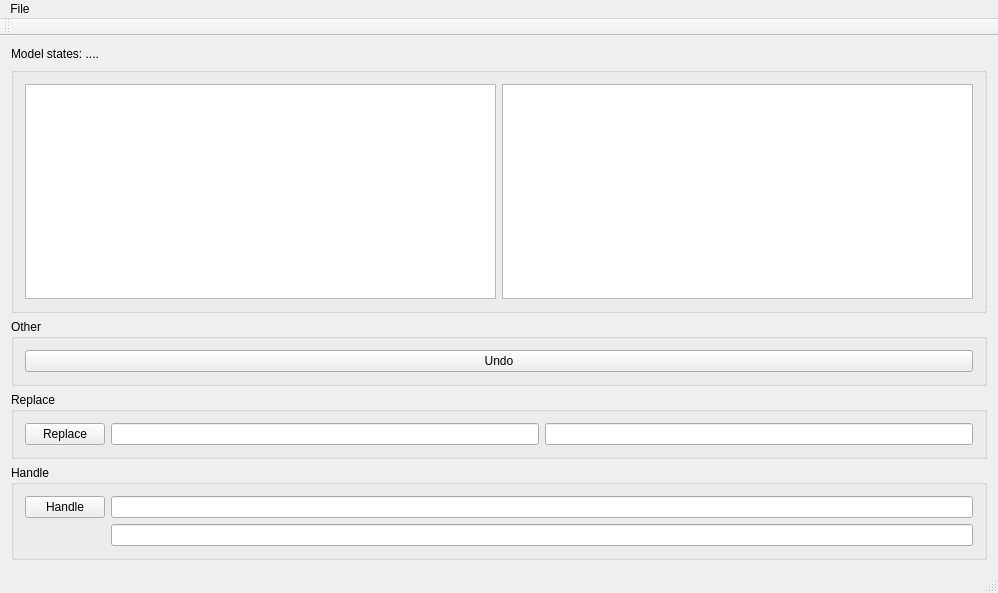
This is 7304/NguyenKX/LR5/mainwindow.ui in moevm/oop as Qt 5 draws it before an edit. The edited form follows.
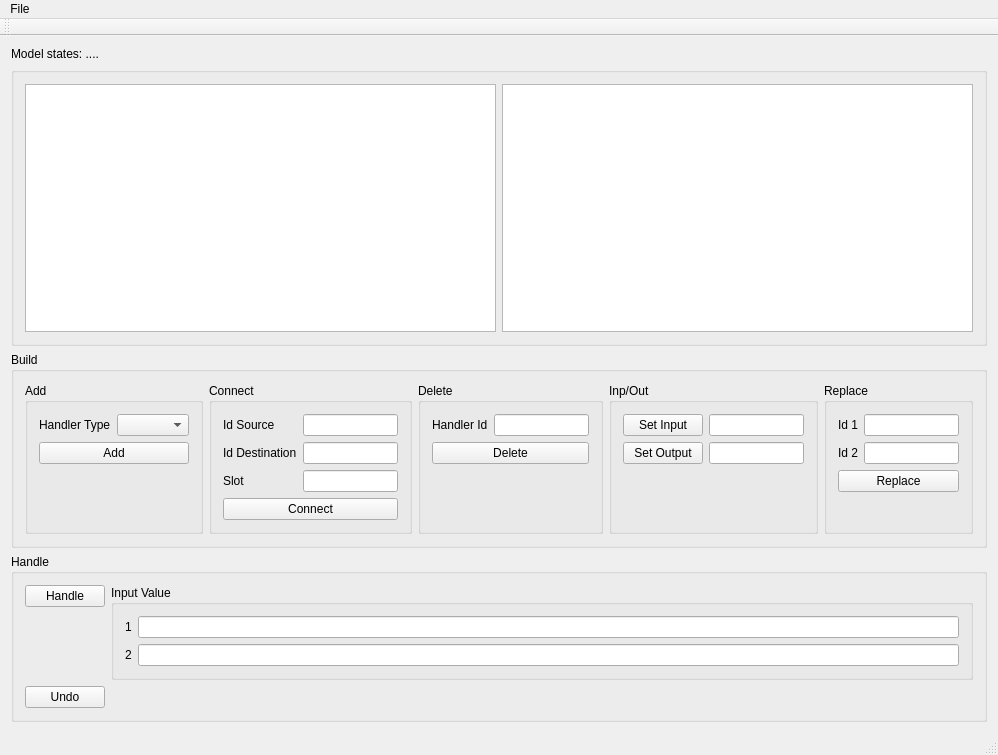
This is the edited form.

Patch:
```diff
--- a/7304/NguyenKX/LR5/mainwindow.ui
+++ b/7304/NguyenKX/LR5/mainwindow.ui
@@ -7,7 +7,7 @@
     <x>0</x>
     <y>0</y>
     <width>998</width>
-    <height>593</height>
+    <height>755</height>
    </rect>
   </property>
   <property name="windowTitle">
@@ -59,38 +59,183 @@
     <item>
      <widget class="QGroupBox" name="groupBox_2">
       <property name="title">
-       <string>Other</string>
+       <string>Build</string>
       </property>
       <layout class="QHBoxLayout" name="horizontalLayout_2">
        <item>
-        <widget class="QPushButton" name="btnUndo">
-         <property name="text">
-          <string>Undo</string>
+        <widget class="QGroupBox" name="groupBox_4">
+         <property name="title">
+          <string>Add</string>
          </property>
+         <layout class="QFormLayout" name="formLayout_4">
+          <item row="1" column="0">
+           <widget class="QLabel" name="label_3">
+            <property name="text">
+             <string>Handler Type</string>
+            </property>
+           </widget>
+          </item>
+          <item row="1" column="1">
+           <widget class="QComboBox" name="cbAddType">
+            <property name="currentText">
+             <string/>
+            </property>
+           </widget>
+          </item>
+          <item row="3" column="0" colspan="2">
+           <widget class="QPushButton" name="btnAdd">
+            <property name="text">
+             <string>Add</string>
+            </property>
+           </widget>
+          </item>
+          <item row="4" column="0" colspan="2">
+           <widget class="QLabel" name="lblHandlerType">
+            <property name="text">
+             <string/>
+            </property>
+           </widget>
+          </item>
+         </layout>
         </widget>
        </item>
-      </layout>
-     </widget>
-    </item>
-    <item>
-     <widget class="QGroupBox" name="groupFunction1">
-      <property name="title">
-       <string>Replace</string>
-      </property>
-      <layout class="QHBoxLayout" name="horizontalLayout">
        <item>
-        <widget class="QPushButton" name="btnReplace">
-         <property name="text">
+        <widget class="QGroupBox" name="groupBox_5">
+         <property name="title">
+          <string>Connect</string>
+         </property>
+         <layout class="QFormLayout" name="formLayout_3">
+          <item row="1" column="1">
+           <widget class="QLineEdit" name="txtCon1"/>
+          </item>
+          <item row="2" column="1">
+           <widget class="QLineEdit" name="txtCon2"/>
+          </item>
+          <item row="1" column="0">
+           <widget class="QLabel" name="label_4">
+            <property name="text">
+             <string>Id Source</string>
+            </property>
+           </widget>
+          </item>
+          <item row="2" column="0">
+           <widget class="QLabel" name="label_5">
+            <property name="text">
+             <string>Id Destination</string>
+            </property>
+           </widget>
+          </item>
+          <item row="4" column="0" colspan="2">
+           <widget class="QPushButton" name="btnConnect">
+            <property name="text">
+             <string>Connect</string>
+            </property>
+           </widget>
+          </item>
+          <item row="3" column="0">
+           <widget class="QLabel" name="label_9">
+            <property name="text">
+             <string>Slot</string>
+            </property>
+           </widget>
+          </item>
+          <item row="3" column="1">
+           <widget class="QLineEdit" name="txtConSlot"/>
+          </item>
+         </layout>
+        </widget>
+       </item>
+       <item>
+        <widget class="QGroupBox" name="groupBox_7">
+         <property name="title">
+          <string>Delete</string>
+         </property>
+         <layout class="QFormLayout" name="formLayout_6">
+          <item row="0" column="1">
+           <widget class="QLineEdit" name="txtDel"/>
+          </item>
+          <item row="0" column="0">
+           <widget class="QLabel" name="label_6">
+            <property name="text">
+             <string>Handler Id</string>
+            </property>
+           </widget>
+          </item>
+          <item row="1" column="0" colspan="2">
+           <widget class="QPushButton" name="btnDelete">
+            <property name="text">
+             <string>Delete</string>
+            </property>
+           </widget>
+          </item>
+         </layout>
+        </widget>
+       </item>
+       <item>
+        <widget class="QGroupBox" name="groupBox_8">
+         <property name="title">
+          <string>Inp/Out</string>
+         </property>
+         <layout class="QFormLayout" name="formLayout_7">
+          <item row="0" column="0">
+           <widget class="QPushButton" name="btnSetIn">
+            <property name="text">
+             <string>Set Input</string>
+            </property>
+           </widget>
+          </item>
+          <item row="1" column="0">
+           <widget class="QPushButton" name="btnSetOut">
+            <property name="text">
+             <string>Set Output</string>
+            </property>
+           </widget>
+          </item>
+          <item row="0" column="1">
+           <widget class="QLineEdit" name="txtIn"/>
+          </item>
+          <item row="1" column="1">
+           <widget class="QLineEdit" name="txtOut"/>
+          </item>
+         </layout>
+        </widget>
+       </item>
+       <item>
+        <widget class="QGroupBox" name="groupFunction1">
+         <property name="title">
           <string>Replace</string>
          </property>
+         <layout class="QFormLayout" name="formLayout_2">
+          <item row="0" column="1">
+           <widget class="QLineEdit" name="txtRepId1"/>
+          </item>
+          <item row="1" column="1">
+           <widget class="QLineEdit" name="txtRepId2"/>
+          </item>
+          <item row="0" column="0">
+           <widget class="QLabel" name="label_7">
+            <property name="text">
+             <string>Id 1</string>
+            </property>
+           </widget>
+          </item>
+          <item row="1" column="0">
+           <widget class="QLabel" name="label_8">
+            <property name="text">
+             <string>Id 2</string>
+            </property>
+           </widget>
+          </item>
+          <item row="2" column="0" colspan="2">
+           <widget class="QPushButton" name="btnReplace">
+            <property name="text">
+             <string>Replace</string>
+            </property>
+           </widget>
+          </item>
+         </layout>
         </widget>
        </item>
-       <item>
-        <widget class="QLineEdit" name="txtRepId1"/>
-       </item>
-       <item>
-        <widget class="QLineEdit" name="txtRepId2"/>
-       </item>
       </layout>
      </widget>
     </item>
@@ -106,18 +251,48 @@
        <string>Handle</string>
       </property>
       <layout class="QFormLayout" name="formLayout">
-       <item row="0" column="0">
+       <item row="1" column="0">
         <widget class="QPushButton" name="btnHandle">
          <property name="text">
           <string>Handle</string>
          </property>
         </widget>
        </item>
-       <item row="0" column="1">
-        <widget class="QLineEdit" name="txtValue0"/>
+       <item row="3" column="0">
+        <widget class="QPushButton" name="btnUndo">
+         <property name="text">
+          <string>Undo</string>
+         </property>
+        </widget>
        </item>
-       <item row="2" column="1">
-        <widget class="QLineEdit" name="txtValue1"/>
+       <item row="1" column="1">
+        <widget class="QGroupBox" name="groupBox_6">
+         <property name="title">
+          <string>Input Value</string>
+         </property>
+         <layout class="QFormLayout" name="formLayout_5">
+          <item row="0" column="0">
+           <widget class="QLabel" name="label">
+            <property name="text">
+             <string>1</string>
+            </property>
+           </widget>
+          </item>
+          <item row="2" column="1">
+           <widget class="QLineEdit" name="txtValue1"/>
+          </item>
+          <item row="0" column="1">
+           <widget class="QLineEdit" name="txtValue0"/>
+          </item>
+          <item row="2" column="0">
+           <widget class="QLabel" name="label_2">
+            <property name="text">
+             <string>2</string>
+            </property>
+           </widget>
+          </item>
+         </layout>
+        </widget>
        </item>
       </layout>
      </widget>
```
Left out of the diff: 3 changed lines with no effect on the pictures.
